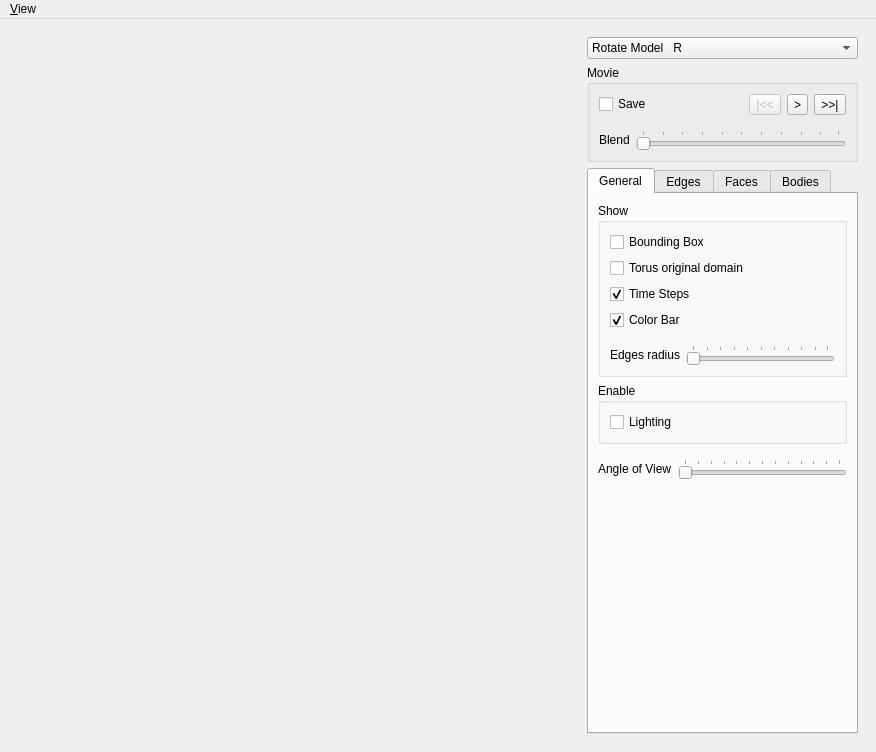
Before: the Qt Designer form MainWindow.ui in danlipsa/foamvis, drawn with Qt 5.
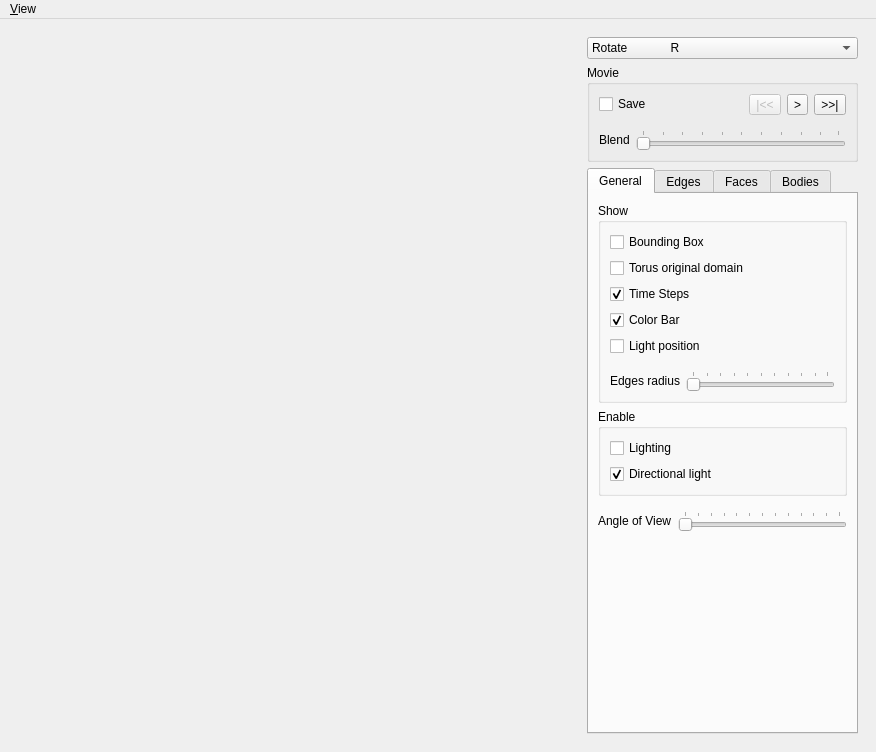
After: the same form once the commit is applied. The open tabs and pages were chosen to show the change. Custom widgets are drawn as their Qt base class.

```diff
--- a/MainWindow.ui
+++ b/MainWindow.ui
@@ -91,12 +91,7 @@
         <widget class="QComboBox" name="comboBoxInteractionMode">
          <item>
           <property name="text">
-           <string>Rotate Model   R</string>
-          </property>
-         </item>
-         <item>
-          <property name="text">
-           <string>Rotate Light      L</string>
+           <string>Rotate             R</string>
           </property>
          </item>
          <item>
@@ -282,6 +277,13 @@
                 </property>
                </widget>
               </item>
+              <item>
+               <widget class="QCheckBox" name="checkBoxLightPosition">
+                <property name="text">
+                 <string>Light position</string>
+                </property>
+               </widget>
+              </item>
               <item>
                <widget class="QWidget" name="widgetTubesRadius" native="true">
                 <layout class="QHBoxLayout" name="horizontalLayout_9">
@@ -342,6 +344,16 @@
                 </property>
                </widget>
               </item>
+              <item>
+               <widget class="QCheckBox" name="checkBoxDirectionalLight">
+                <property name="text">
+                 <string>Directional light</string>
+                </property>
+                <property name="checked">
+                 <bool>true</bool>
+                </property>
+               </widget>
+              </item>
              </layout>
             </widget>
            </item>
```
Left out of the diff: 174 changed lines with no effect on the pictures.
